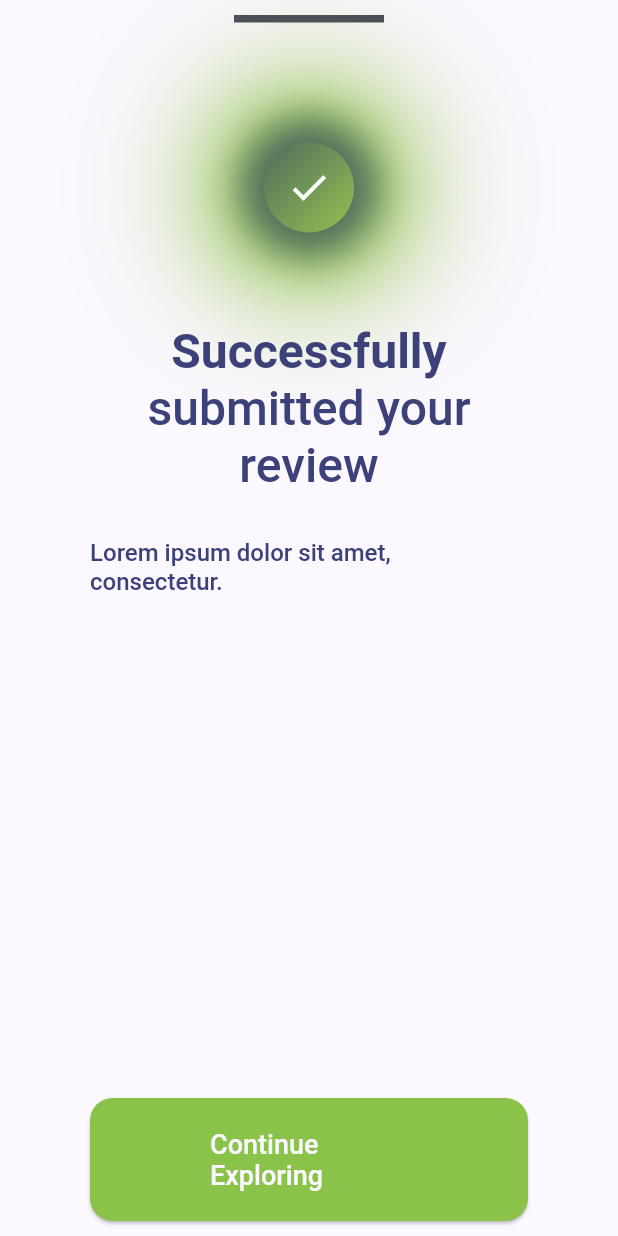
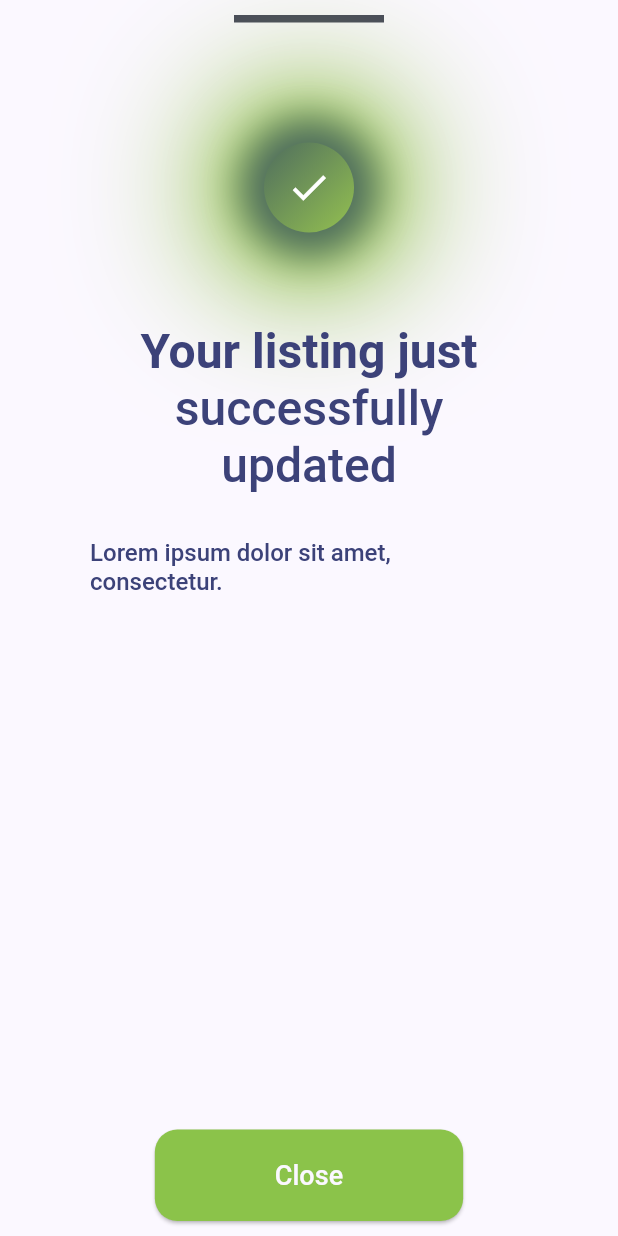
Before and after one commit to toxirjon96/house_trade, a Flutter app: the BottomModal widget shown alone on an empty page, opened directly, on a phone screen of 412 x 824 dp. Run offline on Flutter 3.47's test engine with Material 2 defaults, Android fonts, the phone set to English and light mode, and no system bars; our stand-ins replace flutter_riverpod, flutter_svg, google_fonts, image_picker.

Commit message:
app modified

```diff
--- a/lib/src/pages/edit_listing_page/l_edit_listing_page.dart
+++ b/lib/src/pages/edit_listing_page/l_edit_listing_page.dart
@@ -37,6 +37,18 @@ class _EditListingPageState extends ConsumerState<EditListingPage> {
     setState(() {
       imageFileList.remove(item);
     });
+  }
+  void onSubmit() {
+    showModalBottomSheet(
+        context: context,
+        builder: (ctx) {
+          return const BottomModal(
+            boldText: "Your listing just ",
+            normalText: "successfully updated",
+            subText: "Lorem ipsum dolor sit amet, consectetur.",
+            buttonText: "Close",
+          );
+        });
   }
 
   @override
@@ -130,6 +142,10 @@ class _EditListingPageState extends ConsumerState<EditListingPage> {
                           const TotalRooms(),
                           const SizedBox(height: 15),
                           const EnvironmentFacilities(),
+                          CustomSubmitButton(
+                            text: "Update",
+                            onPressed: onSubmit,
+                          ),
                         ],
                       ),
                     ),
--- a/lib/src/pages/transaction_detail_page/widget/t_bottom_modal.dart
+++ b/lib/src/pages/transaction_detail_page/widget/t_bottom_modal.dart
@@ -62,14 +62,14 @@ class BottomModal extends StatelessWidget {
           RichText(
             textAlign: TextAlign.center,
             text: TextSpan(
-              text: 'Successfully ',
+              text: boldText,
               style: Theme.of(context).textTheme.titleLarge!.copyWith(
                     fontSize: 32,
                     color: Theme.of(context).colorScheme.onPrimaryContainer,
                   ),
               children: <TextSpan>[
                 TextSpan(
-                  text: 'submitted your review ',
+                  text: normalText,
                   style: Theme.of(context).textTheme.labelLarge!.copyWith(
                         fontSize: 32,
                         color: Theme.of(context).colorScheme.onPrimaryContainer,
@@ -80,7 +80,7 @@ class BottomModal extends StatelessWidget {
           ),
           const SizedBox(height: 30),
           Text(
-            "Lorem ipsum dolor sit amet, consectetur.",
+            subText,
             style: Theme.of(context).textTheme.labelLarge!.copyWith(
                   fontSize: 16,
                   color: Theme.of(context).colorScheme.onPrimaryContainer,
@@ -88,7 +88,7 @@ class BottomModal extends StatelessWidget {
           ),
           const Spacer(),
           CustomSubmitButton(
-            text: "Continue Exploring",
+            text: buttonText,
             padding: const EdgeInsets.symmetric(
               horizontal: 80,
               vertical: 20,
```
